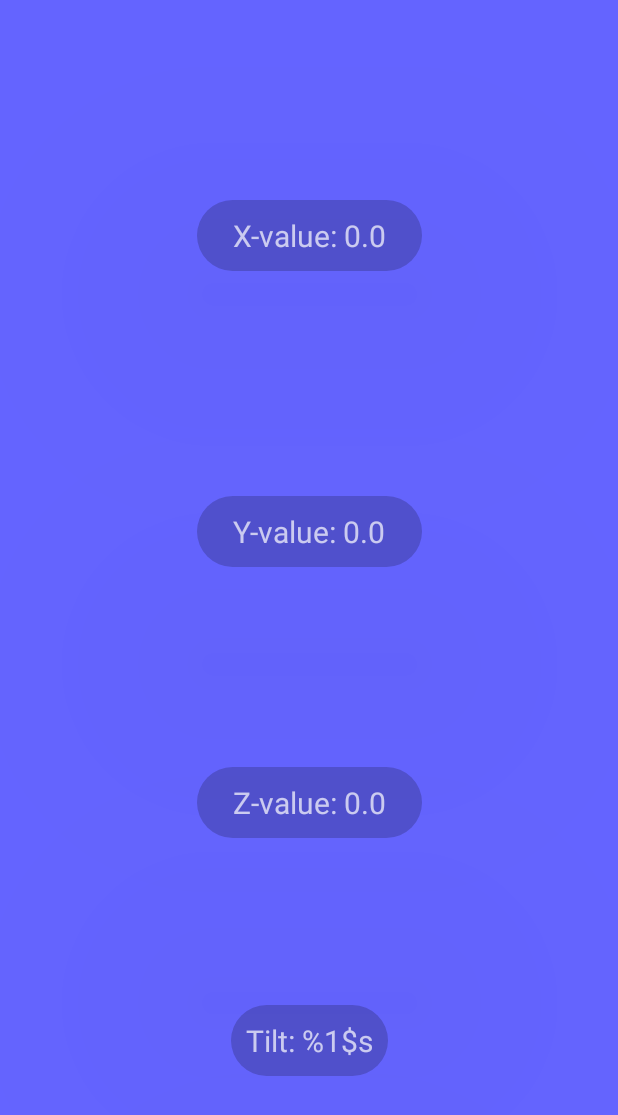
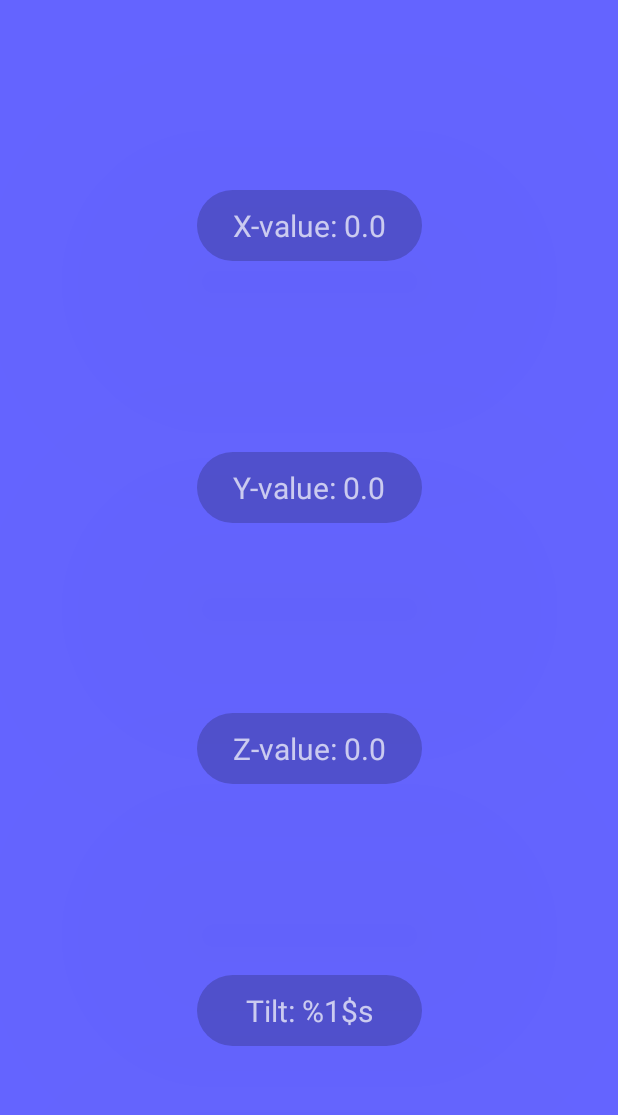
Before and after one commit to Lallivero/MyCompass, an Android app: the DisplayAccelerometerActivity screen opened directly, with no data from a screen before it, on a phone screen of 412 x 824 dp. Shown: the top 1115 px of the screen. Run offline under Robolectric (Android 15) with nearby library versions, the phone set to English and light mode, and no system bars.

```diff
--- a/app/src/main/res/layout/activity_display_accelerometer.xml
+++ b/app/src/main/res/layout/activity_display_accelerometer.xml
@@ -14,8 +14,6 @@
         android:id="@+id/xValue"
         android:layout_width="150dp"
         android:layout_height="wrap_content"
-        android:layout_marginTop="16dp"
-        android:layout_marginBottom="16dp"
         android:background="@drawable/rounded_background"
         android:elevation="100dp"
         android:gravity="center_horizontal"
@@ -24,6 +22,7 @@
         android:textSize="20sp"
         app:layout_constraintBottom_toTopOf="@+id/yValue"
         app:layout_constraintEnd_toEndOf="parent"
+        app:layout_constraintHorizontal_bias="0.5"
         app:layout_constraintStart_toStartOf="parent"
         app:layout_constraintTop_toTopOf="parent"
         tools:ignore="TextContrastCheck" />
@@ -32,45 +31,42 @@
         android:id="@+id/yValue"
         android:layout_width="150dp"
         android:layout_height="wrap_content"
-        android:layout_marginTop="16dp"
-        android:layout_marginBottom="16dp"
         android:background="@drawable/rounded_background"
         android:elevation="100dp"
         android:gravity="center_horizontal"
         android:padding="10dp"
         android:text="@string/yValue"
         android:textSize="20sp"
+        app:chainUseRtl="true"
         app:layout_constraintBottom_toTopOf="@+id/zValue"
         app:layout_constraintEnd_toEndOf="parent"
+        app:layout_constraintHorizontal_bias="0.5"
         app:layout_constraintStart_toStartOf="parent"
         app:layout_constraintTop_toBottomOf="@+id/xValue"
+        app:layout_optimizationLevel="chains"
         tools:ignore="TextContrastCheck" />
 
     <TextView
         android:id="@+id/zValue"
         android:layout_width="150dp"
         android:layout_height="wrap_content"
-        android:layout_marginTop="16dp"
-        android:layout_marginBottom="16dp"
         android:background="@drawable/rounded_background"
         android:elevation="100dp"
         android:gravity="center_horizontal"
         android:padding="10dp"
         android:text="@string/zValue"
         android:textSize="20sp"
-        app:layout_constraintBottom_toBottomOf="parent"
+        app:layout_constraintBottom_toTopOf="@+id/tiltText"
         app:layout_constraintEnd_toEndOf="parent"
+        app:layout_constraintHorizontal_bias="0.5"
         app:layout_constraintStart_toStartOf="parent"
-        app:layout_constraintTop_toTopOf="parent"
-        app:layout_constraintVertical_bias="0.665"
+        app:layout_constraintTop_toBottomOf="@+id/yValue"
         tools:ignore="TextContrastCheck" />
 
     <TextView
         android:id="@+id/tiltText"
-        android:layout_width="wrap_content"
+        android:layout_width="150dp"
         android:layout_height="wrap_content"
-        android:layout_marginTop="16dp"
-        android:layout_marginBottom="16dp"
         android:background="@drawable/rounded_background"
         android:elevation="100dp"
         android:gravity="center_horizontal"
@@ -80,9 +76,9 @@
         android:textSize="20sp"
         app:layout_constraintBottom_toBottomOf="parent"
         app:layout_constraintEnd_toEndOf="parent"
+        app:layout_constraintHorizontal_bias="0.5"
         app:layout_constraintStart_toStartOf="parent"
-        app:layout_constraintTop_toTopOf="parent"
-        app:layout_constraintVertical_bias="0.878"
+        app:layout_constraintTop_toBottomOf="@+id/zValue"
         tools:ignore="TextContrastCheck" />
 
 </androidx.constraintlayout.widget.ConstraintLayout>
--- a/app/src/main/res/values/strings.xml
+++ b/app/src/main/res/values/strings.xml
@@ -8,4 +8,6 @@
     <string name="compass_values">COMPASS VALUES</string>
     <string name="an_image_of_a_compass">An image of a compass</string>
     <string name="explore_your_senses">Explore Your Senses</string>
+    <string name="direction_text">South</string>
+    <string name="heading_text">Heading: %1$s</string>
 </resources>
```
Also changed, not shown: app/src/main/java/com/example/mycompass/DisplayAccelerometerActivity.java (+32 -65 lines), app/src/main/java/com/example/mycompass/DisplayCompassActivity.java (+50 -7 lines), app/src/main/java/com/example/mycompass/Utils.java (+7 -2 lines), app/src/main/res/layout/activity_display_compass.xml (+32 -0 lines).
